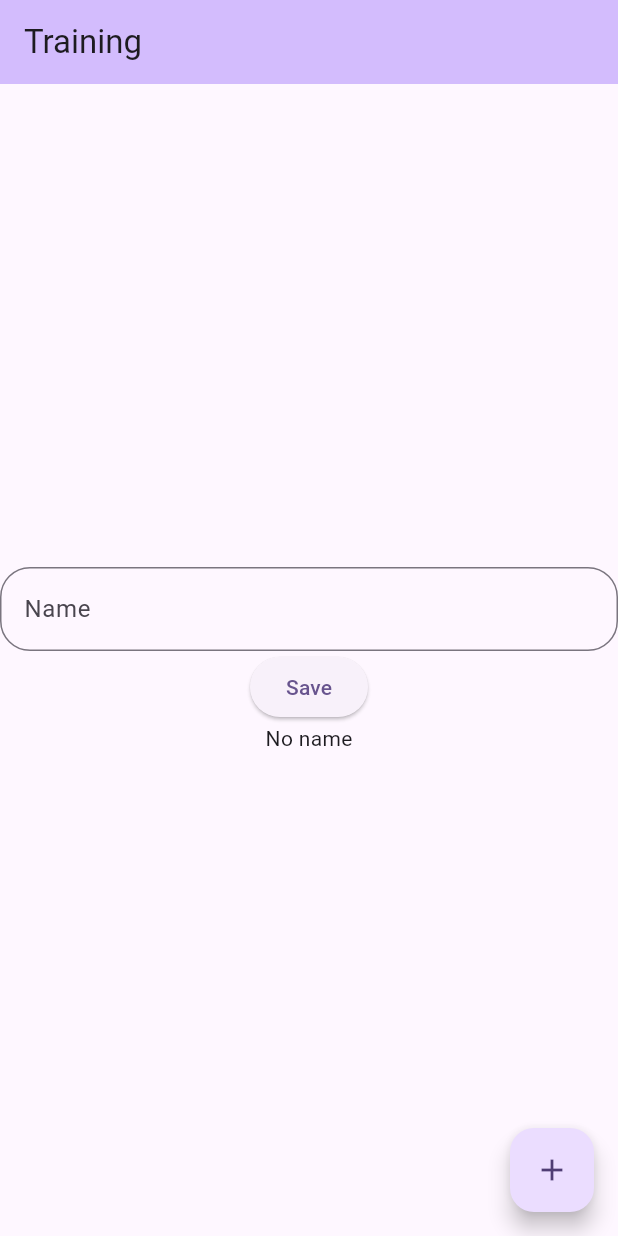
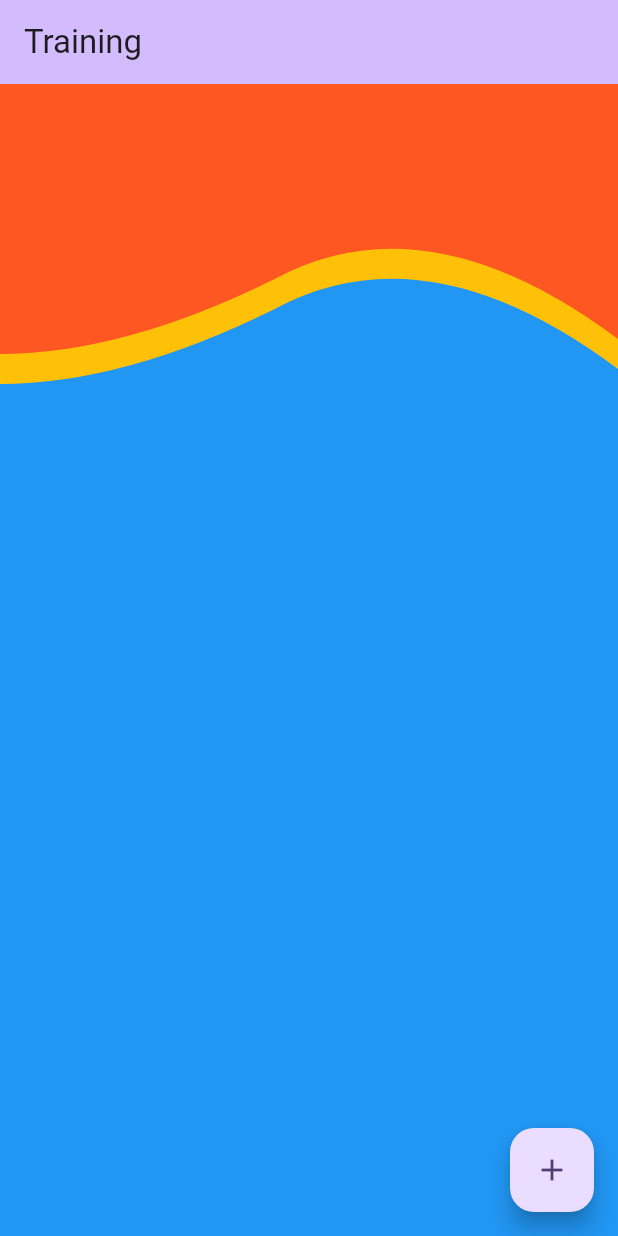
Before and after one commit to Sridhar2412/State-Management-Practice, a Flutter app: the screen it shows after launch, on a phone screen of 412 x 824 dp. Run offline on Flutter 3.47's test engine with Material 2 defaults, Android fonts, the phone set to English and light mode, and no system bars; our stand-ins replace auto_route, firebase_core, flutter_local_notifications, flutter_riverpod, riverpod_annotation, shared_preferences; accounts and stored records are empty; generated files the repository leaves out were written again.

Commit message:
clip path

```diff
--- a/lib/presentation/home/home.dart
+++ b/lib/presentation/home/home.dart
@@ -1,8 +1,6 @@
 import 'package:auto_route/auto_route.dart';
 import 'package:flutter/material.dart';
-import 'package:flutter_riverpod/flutter_riverpod.dart';
 import 'package:notification/core/services/notification_services.dart';
-import 'package:notification/presentation/home/providers/provider.dart';
 import 'package:shared_preferences/shared_preferences.dart';
 
 @RoutePage()
@@ -23,6 +21,84 @@ class MyAppPage extends StatelessWidget {
       ),
       home: const MyHomePage(title: 'Training'),
     );
+  }
+}
+
+class Clipper extends CustomClipper<Path> {
+  @override
+  Path getClip(Size size) {
+    var path = Path();
+    path.lineTo(0, size.height);
+
+    var firstStart = Offset(size.width / 5, size.height);
+
+// third point of quadratic bezier curve
+    var firstEnd = Offset(size.width / 2.25, size.height - 50.0);
+
+// fourth point of quadratic bezier curve
+    path.quadraticBezierTo(
+        firstStart.dx, firstStart.dy, firstEnd.dx, firstEnd.dy);
+
+    var secondStart =
+        Offset(size.width - (size.width / 3.24), size.height - 105);
+
+// third point of quadratic bezier curve
+    var secondEnd = Offset(size.width, size.height - 10);
+
+// fourth point of quadratic bezier curve
+    path.quadraticBezierTo(
+        secondStart.dx, secondStart.dy, secondEnd.dx, secondEnd.dy);
+    path.lineTo(size.width, 0);
+    path.close();
+    // path.lineTo(0, size.height);
+    // path.lineTo(size.width, size.height);
+    // path.quadraticBezierTo(0, size.height, 0, 0);
+
+    return path;
+  }
+
+  @override
+  bool shouldReclip(covariant CustomClipper<Path> oldClipper) {
+    return true;
+  }
+}
+
+class WaveClipper extends CustomClipper<Path> {
+  @override
+  Path getClip(Size size) {
+    var path = Path();
+    path.lineTo(0, size.height);
+
+    var firstStart = Offset(size.width / 5, size.height);
+
+// third point of quadratic bezier curve
+    var firstEnd = Offset(size.width / 2.25, size.height - 50.0);
+
+// fourth point of quadratic bezier curve
+    path.quadraticBezierTo(
+        firstStart.dx, firstStart.dy, firstEnd.dx, firstEnd.dy);
+
+    var secondStart =
+        Offset(size.width - (size.width / 3.24), size.height - 105);
+
+// third point of quadratic bezier curve
+    var secondEnd = Offset(size.width, size.height - 10);
+
+// fourth point of quadratic bezier curve
+    path.quadraticBezierTo(
+        secondStart.dx, secondStart.dy, secondEnd.dx, secondEnd.dy);
+    path.lineTo(size.width, 0);
+    path.close();
+    // path.lineTo(0, size.height);
+    // path.lineTo(size.width, size.height);
+    // path.quadraticBezierTo(0, size.height, 0, 0);
+
+    return path;
+  }
+
+  @override
+  bool shouldReclip(covariant CustomClipper<Path> oldClipper) {
+    return true;
   }
 }
 
@@ -65,54 +141,76 @@ class _MyHomePageState extends State<MyHomePage> {
   @override
   Widget build(BuildContext context) {
     return Scaffold(
+      backgroundColor: Colors.blue,
       appBar: AppBar(
         backgroundColor: Theme.of(context).colorScheme.inversePrimary,
         title: Text(widget.title),
       ),
-      body: Consumer(
-        builder: (context, ref, child) {
-          final newVal = ref.watch(nameProvider);
-          return Center(
-            child: Column(
-              mainAxisAlignment: MainAxisAlignment.center,
-              children: <Widget>[
-                TextFormField(
-                  controller: nameController,
-                  keyboardType: TextInputType.text,
-                  onChanged: (value) {},
-                  decoration: InputDecoration(
-                    border: OutlineInputBorder(
-                        borderRadius: BorderRadius.circular(20)),
-                    hintText: "Name",
-                  ),
-                ),
-                // ElevatedButton(
-                //     onPressed: () {
-                //       // print("hello");
-                //       notificationServices.sendNotification(
-                //           "News", "Sridhar here");
-                //     },
-                //     child: const Text("Send")),
-                // ElevatedButton(onPressed: () {}, child: const Text("Schedule")),
-                ElevatedButton(
-                    onPressed: () async {
-                      ref
-                          .read(nameProvider.notifier)
-                          .setName(nameController.text);
-                      final prefs = await SharedPreferences.getInstance();
-                      prefs.setString(KEYNAME, nameController.text);
-                    },
-                    child: const Text("Save")),
-                Text(newName),
-                // Text(
-                //   '$_counter',
-                //   style: Theme.of(context).textTheme.headlineMedium,
-                // ),
-              ],
+      body: Stack(
+        children: [
+          ClipPath(
+            clipper: Clipper(),
+            child: Container(
+              height: 200,
+              // width: 200,
+              color: Colors.amber,
             ),
-          );
-        },
+          ),
+          ClipPath(
+            clipper: Clipper(),
+            child: Container(
+              height: 180,
+              // width: 200,
+              color: Colors.deepOrange,
+            ),
+          ),
+        ],
       ),
+
+      //  Consumer(
+      //   builder: (context, ref, child) {
+      //     final newVal = ref.watch(nameProvider);
+      //     return Center(
+      //       child: Column(
+      //         mainAxisAlignment: MainAxisAlignment.center,
+      //         children: <Widget>[
+      //           TextFormField(
+      //             controller: nameController,
+      //             keyboardType: TextInputType.text,
+      //             onChanged: (value) {},
+      //             decoration: InputDecoration(
+      //               border: OutlineInputBorder(
+      //                   borderRadius: BorderRadius.circular(20)),
+      //               hintText: "Name",
+      //             ),
+      //           ),
+      //           // ElevatedButton(
+      //           //     onPressed: () {
+      //           //       // print("hello");
+      //           //       notificationServices.sendNotification(
+      //           //           "News", "Sridhar here");
+      //           //     },
+      //           //     child: const Text("Send")),
+      //           // ElevatedButton(onPressed: () {}, child: const Text("Schedule")),
+      //           ElevatedButton(
+      //               onPressed: () async {
+      //                 ref
+      //                     .read(nameProvider.notifier)
+      //                     .setName(nameController.text);
+      //                 final prefs = await SharedPreferences.getInstance();
+      //                 prefs.setString(KEYNAME, nameController.text);
+      //               },
+      //               child: const Text("Save")),
+      //           Text(newName),
+      //           // Text(
+      //           //   '$_counter',
+      //           //   style: Theme.of(context).textTheme.headlineMedium,
+      //           // ),
+      //         ],
+      //       ),
+      //     );
+      //   },
+      // ),
       floatingActionButton: FloatingActionButton(
         onPressed: _incrementCounter,
         tooltip: 'Increment',
--- a/pubspec.yaml
+++ b/pubspec.yaml
@@ -39,6 +39,7 @@ dependencies:
   auto_route: ^7.4.0
   shared_preferences: ^2.1.2
   flutter_riverpod: ^2.0.2
+  firebase_messaging: ^14.6.2
 
 dev_dependencies:
   flutter_test:
```
Also changed, not shown: lib/main.dart (+7 -1 lines), lib/firebase_options.dart (added), pubspec.lock, 7 other files.
